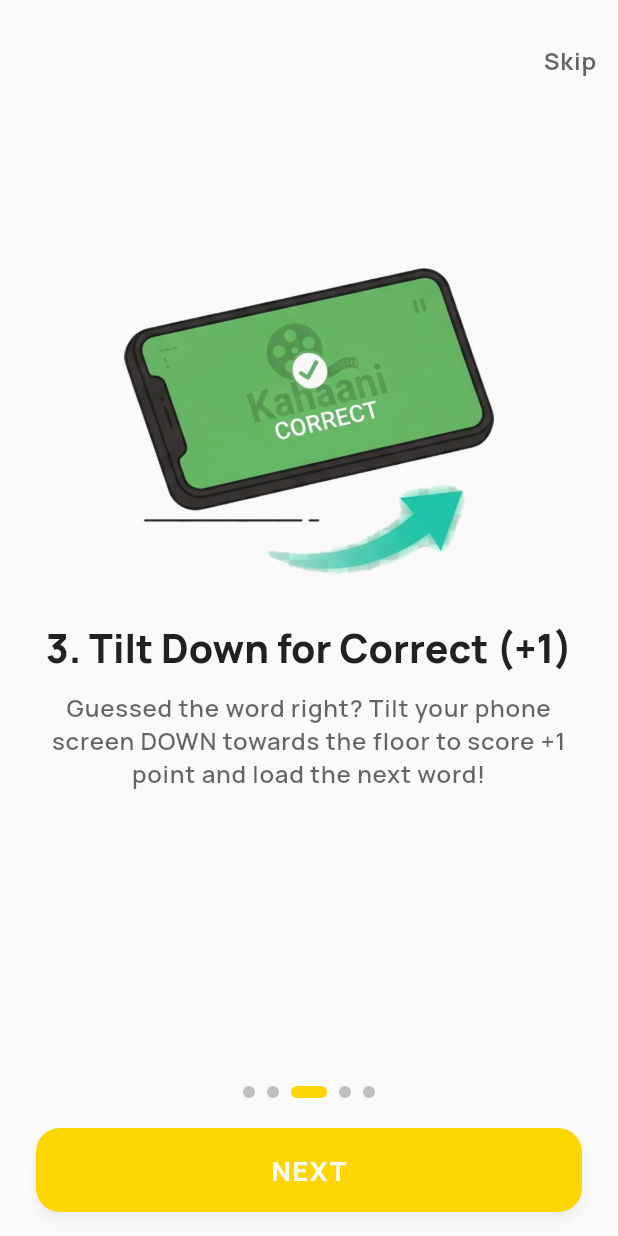
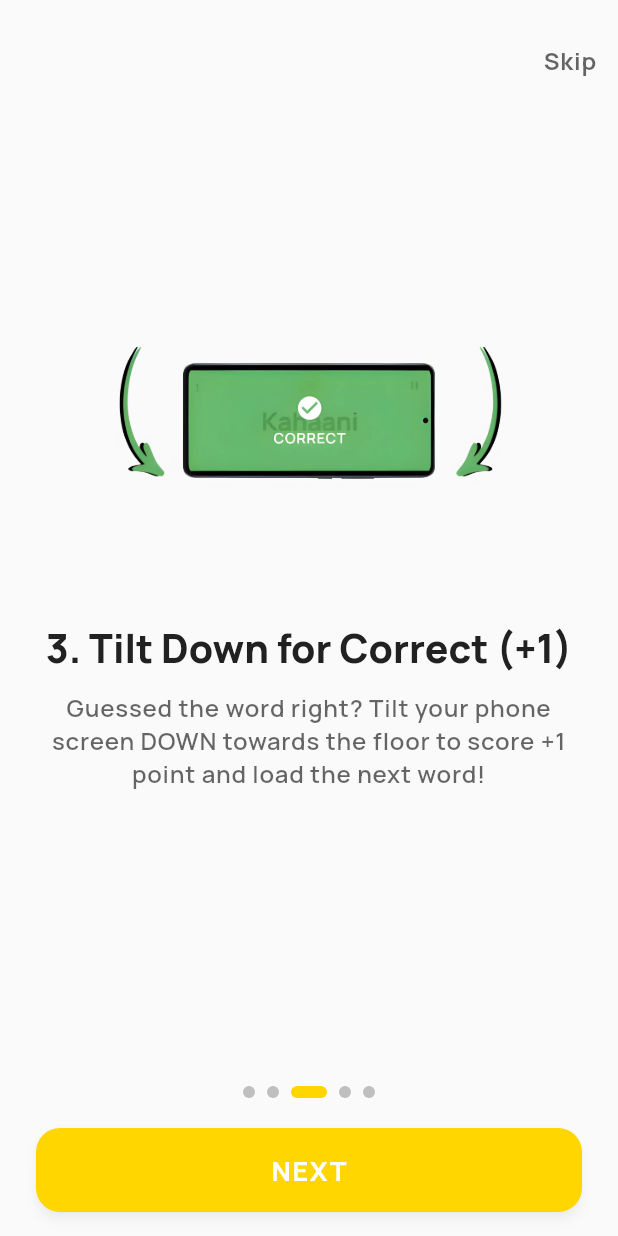
Before and after one commit to ShreyNagda/guess-up, a Flutter app: the screen it shows after launch, swiped to page 3, on a phone screen of 412 x 824 dp. Run offline on Flutter 3.47's test engine with Material 3 defaults, Android fonts, the light colour scheme and no system bars; our stand-ins replace audioplayers, cloud_firestore, connectivity_plus, firebase_core, flutter_native_splash, sensors_plus and 3 more; missing offline and left inert: timer_controller; accounts and stored records are empty.

Commit message:
Updated onboarding images

```diff
--- a/lib/screens/game_screen.dart
+++ b/lib/screens/game_screen.dart
@@ -336,8 +336,7 @@ class _GameScreenState extends State<GameScreen> with WidgetsBindingObserver {
           builder: (context, value, child) {
             final timerProgress =
                 (widget.time > 0) ? value.remaining / widget.time : 0.0;
-            return SafeArea(
-              child: Scaffold(
+            return Scaffold(
               body: Stack(
                 children: [
                   // 1. Main Game Content (Isolated with RepaintBoundary)
@@ -370,7 +369,6 @@ class _GameScreenState extends State<GameScreen> with WidgetsBindingObserver {
                   // 4. Feedback Overlay (Correct/Pass) - Replaces Dialog
                   if (_feedbackMessage != null) _buildFeedbackOverlay(),
                 ],
-                ),
               ),
             );
           },
--- a/lib/screens/onboarding_screen.dart
+++ b/lib/screens/onboarding_screen.dart
@@ -3,6 +3,7 @@ import 'package:flutter/cupertino.dart';
 import 'package:flutter/material.dart';
 import 'package:flutter/services.dart';
 import 'package:guess_up/models/category.dart';
+import 'package:guess_up/screens/config_screen.dart';
 import 'package:guess_up/screens/game_screen.dart';
 import 'package:guess_up/screens/home_screen.dart';
 import 'package:guess_up/services/category_service.dart';
@@ -206,7 +207,7 @@ class _OnboardingScreenState extends State<OnboardingScreen>
                       child: Text(
                         _currentPage == 4
                             ? widget.isRevisiting
-                                ? "START"
+                                ? "START GUESSING"
                                 : "START FIRST GAME NOW"
                             : "NEXT",
                         style: const TextStyle(
@@ -321,10 +322,11 @@ class _OnboardingScreenState extends State<OnboardingScreen>
           // Transparent Vector Illustration Container
           Container(
             height: 220,
+            width: 300,
             padding: const EdgeInsets.all(8),
             child: Image.asset(
               'assets/images/onboarding/3.webp',
-              fit: BoxFit.contain,
+              fit: BoxFit.cover,
             ),
           ),
           const SizedBox(height: 24),
@@ -361,10 +363,11 @@ class _OnboardingScreenState extends State<OnboardingScreen>
           // Transparent Vector Illustration Container
           Container(
             height: 220,
+            width: 300,
             padding: const EdgeInsets.all(8),
             child: Image.asset(
               'assets/images/onboarding/4.webp',
-              fit: BoxFit.contain,
+              fit: BoxFit.cover,
             ),
           ),
           const SizedBox(height: 24),
@@ -470,6 +473,14 @@ class _OnboardingScreenState extends State<OnboardingScreen>
               ],
             ),
           ),
+          TextButton(
+            onPressed: () {
+              Navigator.of(context).pushReplacement(
+                CupertinoPageRoute(builder: (_) => const ConfigScreen()),
+              );
+            },
+            child: Text("Change config"),
+          ),
           const Spacer(flex: 2),
         ],
       ),
```
Also changed, not shown: assets/images/onboarding/3.webp, assets/images/onboarding/4.webp. Lines whose indentation alone changed are shown as unchanged.
